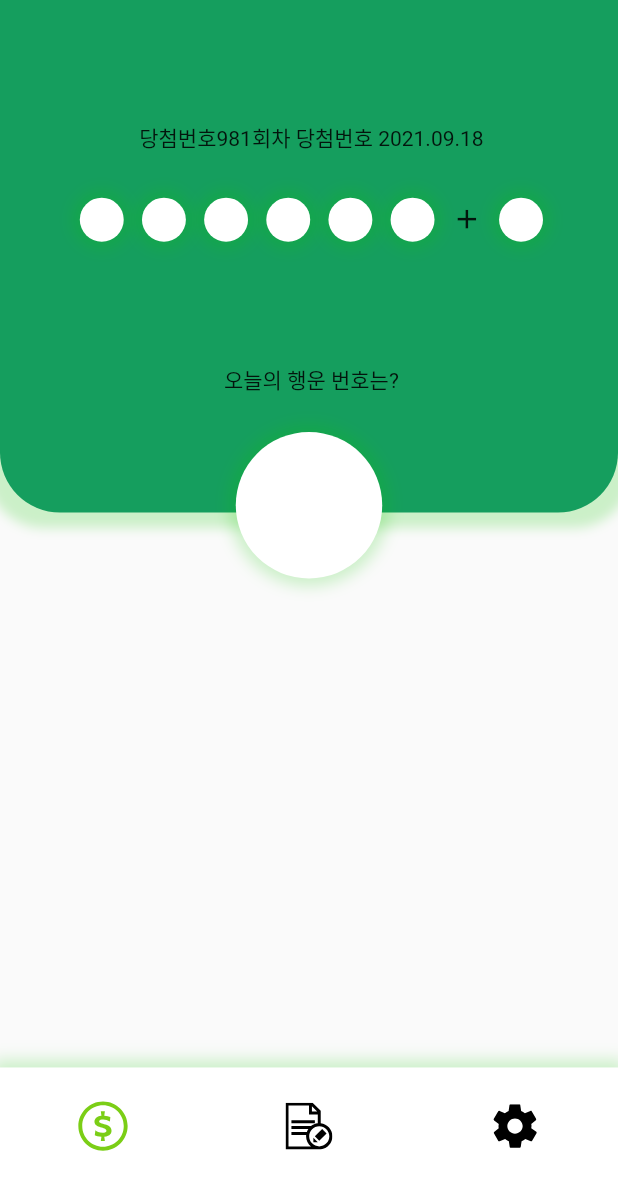
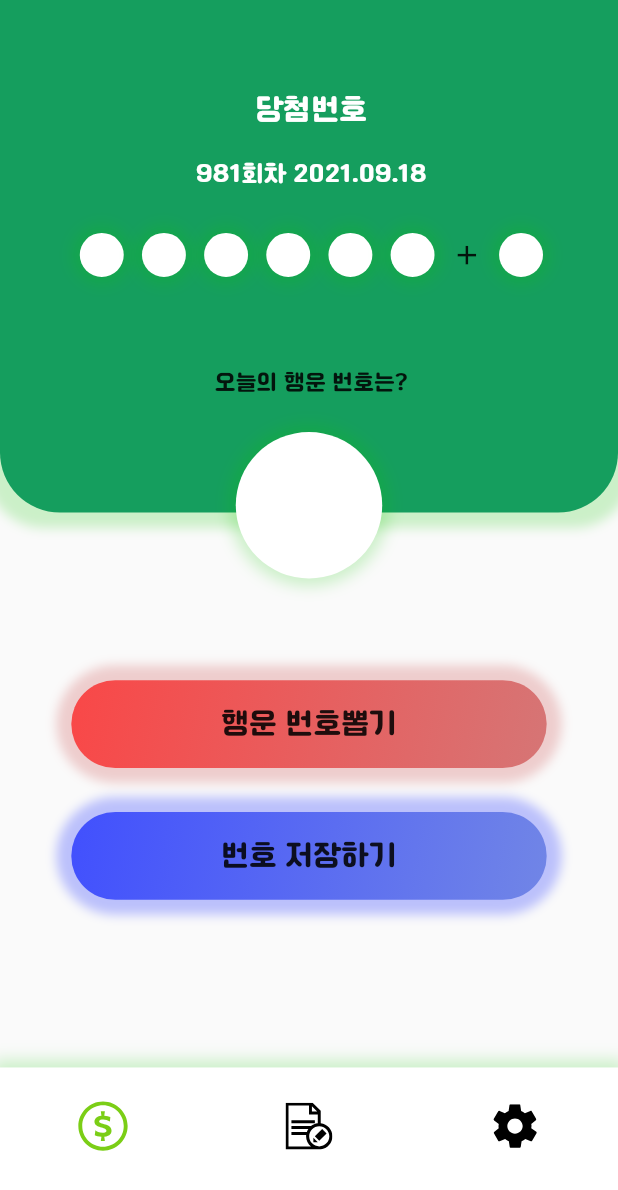
Before and after one commit to qjsqjsaos/lottery_hit, a Flutter app: the screen it shows after launch, on a phone screen of 412 x 824 dp. Shown: the top 1190 px of the screen. Run offline on Flutter 3.47's test engine with Material 2 defaults, Android fonts, the phone set to English and light mode, and no system bars; our stand-ins replace flutter_screenutil, flutter_svg.

Commit message:
진행중 - lottery_appbar.dart - 버튼위젯 생성 및 폴더 분배

```diff
--- a/lib/main.dart
+++ b/lib/main.dart
@@ -2,18 +2,17 @@ import 'package:flutter/material.dart';
 import 'package:lottery_hit/page/lottery_page.dart';
 import 'package:lottery_hit/page/record_page.dart';
 import 'package:lottery_hit/page/settings_page.dart';
-import 'package:lottery_hit/ui/media_query_size.dart';
 import 'package:flutter_screenutil/flutter_screenutil.dart';
-import 'package:lottery_hit/ui/theme/icons_util.dart';
-import 'package:lottery_hit/ui/theme/usase_colors.dart';
 import 'package:flutter_svg/flutter_svg.dart';
+import 'package:lottery_hit/themes/media_query_size.dart';
+import 'package:lottery_hit/themes/theme/icons_util.dart';
+import 'package:lottery_hit/themes/theme/usase_colors.dart';
 
 void main() {
   runApp(MyApp());
 }
 
 class MyApp extends StatelessWidget {
-
   @override
   Widget build(BuildContext context) {
     return ScreenUtilInit(
@@ -24,8 +23,10 @@ class MyApp extends StatelessWidget {
           theme: ThemeData(
             primarySwatch: Colors.blue,
           ),
-        home: MyHomePage(title: 'Flutter Demo Home Page'),
-      ),
+          home: MyHomePage(title: 'Lottery Hit'),
+          builder: (context, child) => MediaQuery(
+              data: MediaQuery.of(context).copyWith(textScaleFactor: 1.0),
+              child: child)),
     );
   }
 }
@@ -39,8 +40,7 @@ class MyHomePage extends StatefulWidget {
   _MyHomePageState createState() => _MyHomePageState();
 }
 
-class _MyHomePageState extends State<MyHomePage> with TickerProviderStateMixin{
-
+class _MyHomePageState extends State<MyHomePage> with TickerProviderStateMixin {
   bool isClickedLottery, isClickedRecord, isClickedSettings;
 
   MediaQuerySize mediaQuerySize = MediaQuerySize();
@@ -60,16 +60,16 @@ class _MyHomePageState extends State<MyHomePage> with TickerProviderStateMixin{
   @override
   Widget build(BuildContext context) {
     return FutureBuilder<double>(
-      future: mediaQuerySize.getMediaQuerySize(mediaQuerySize.shootingMilliseconds(context)),
+        future: mediaQuerySize
+            .getMediaQuerySize(mediaQuerySize.shootingMilliseconds(context)),
         builder: (context, snapshot) {
-        if(snapshot.hasData) {
+          if (snapshot.hasData) {
             Size size = MediaQuery.of(context).size;
             return buildDefaultTabController(size);
-        }else{
+          } else {
             return Center(child: CircularProgressIndicator());
           }
-      }
-    );
+        });
   }
 
   DefaultTabController buildDefaultTabController(Size size) {
@@ -78,41 +78,36 @@ class _MyHomePageState extends State<MyHomePage> with TickerProviderStateMixin{
         child: Scaffold(
             body: TabBarView(
               physics: NeverScrollableScrollPhysics(),
-              children: [
-                LotteryPage(),
-                RecordPage(),
-                SettingsPage()
-              ],
+              children: [LotteryPage(), RecordPage(), SettingsPage()],
             ),
             bottomNavigationBar: Container(
-                decoration: BoxDecoration(
-                    color: Colors.white,
-                    boxShadow: [BoxShadow(
+                decoration: BoxDecoration(color: Colors.white, boxShadow: [
+                  BoxShadow(
                       color: UsaseColors.mainColor.blurGreen,
                       spreadRadius: 5,
-                        blurRadius: 8
-                    )]
-                ),
+                      blurRadius: 8)
+                ]),
                 child: Padding(
-                    padding: EdgeInsets.only(top: size.height * .02.h, bottom: size.height * .06.h),
+                    padding: EdgeInsets.only(
+                        top: size.height * .02.h, bottom: size.height * .06.h),
                     child: TabBar(
                         onTap: (index) {
                           switch (index) {
-                            case 0 :
+                            case 0:
                               setState(() {
                                 isClickedLottery = true;
                                 isClickedRecord = false;
                                 isClickedSettings = false;
                               });
                               break;
-                            case 1 :
+                            case 1:
                               setState(() {
                                 isClickedLottery = false;
                                 isClickedRecord = true;
                                 isClickedSettings = false;
                               });
                               break;
-                            case 2 :
+                            case 2:
                               setState(() {
                                 isClickedLottery = false;
                                 isClickedRecord = false;
@@ -124,18 +119,30 @@ class _MyHomePageState extends State<MyHomePage> with TickerProviderStateMixin{
                         indicatorColor: Colors.transparent,
                         tabs: [
                           Tab(
-                            child: SvgPicture.asset(IconsUtil.iconsConvert.getSVG(IconsUtil.tabBarIcon.lottery),
-                                height: 50.h, color: isClickedLottery ? UsaseColors.iconColor.clicked : UsaseColors.iconColor.unClicked),
+                            child: SvgPicture.asset(
+                                IconsUtil.iconsConvert
+                                    .getSVG(IconsUtil.tabBarIcon.lottery),
+                                height: 50.h,
+                                color: isClickedLottery
+                                    ? UsaseColors.iconColor.clicked
+                                    : UsaseColors.iconColor.unClicked),
                           ),
-                          Tab(child: SvgPicture.asset(IconsUtil.iconsConvert.getSVG(IconsUtil.tabBarIcon.record),
-                              height: 32.h, color: isClickedRecord ? UsaseColors.iconColor.clicked : UsaseColors.iconColor.unClicked)),
-                          Tab(child: SvgPicture.asset(IconsUtil.iconsConvert.getSVG(IconsUtil.tabBarIcon.settings),
-                              height: 30.h, color: isClickedSettings ? UsaseColors.iconColor.clicked : UsaseColors.iconColor.unClicked))
-                        ]
-                    )
-                )
-            )
-        )
-    );
+                          Tab(
+                              child: SvgPicture.asset(
+                                  IconsUtil.iconsConvert
+                                      .getSVG(IconsUtil.tabBarIcon.record),
+                                  height: 32.h,
+                                  color: isClickedRecord
+                                      ? UsaseColors.iconColor.clicked
+                                      : UsaseColors.iconColor.unClicked)),
+                          Tab(
+                              child: SvgPicture.asset(
+                                  IconsUtil.iconsConvert
+                                      .getSVG(IconsUtil.tabBarIcon.settings),
+                                  height: 30.h,
+                                  color: isClickedSettings
+                                      ? UsaseColors.iconColor.clicked
+                                      : UsaseColors.iconColor.unClicked))
+                        ])))));
   }
 }
--- a/lib/page/lottery_page.dart
+++ b/lib/page/lottery_page.dart
@@ -1,7 +1,6 @@
 import 'package:flutter/material.dart';
-import 'package:lottery_hit/ui/media_query_size.dart';
-import 'package:lottery_hit/ui/theme/usase_colors.dart';
-import 'package:flutter_screenutil/flutter_screenutil.dart';
+import 'package:lottery_hit/themes/media_query_size.dart';
+import 'package:lottery_hit/widgets/lottery/lottery_appbar.dart';
 
 class LotteryPage extends StatefulWidget {
 
@@ -13,14 +12,6 @@ class LotteryPage extends StatefulWidget {
 class _LotteryPageState extends State<LotteryPage> {
   MediaQuerySize mediaQuerySize = MediaQuerySize();
 
-  double lottoNumWidth = 40.w;
-  double lottoNumHeight = 40.h;
-
-  @override
-  void initState() {
-    super.initState();
-  }
-
   @override
   Widget build(BuildContext context) {
     return FutureBuilder<double>(
@@ -29,91 +20,10 @@ class _LotteryPageState extends State<LotteryPage> {
         builder: (context, snapshot) {
           Size size = MediaQuery.of(context).size;
           if (snapshot.hasData) {
-            return Stack(
-              children: [
-                Column(
-                  children: [
-                    Container(
-                      width: size.width,
-                      height: 350.h,
-                      decoration: BoxDecoration(
-                        color: UsaseColors.mainColor.appBar,
-                        borderRadius: BorderRadius.only(bottomLeft: Radius.circular(40), bottomRight: Radius.circular(40)),
-                        boxShadow: [BoxShadow(
-                            color: UsaseColors.mainColor.blurGreen,
-                            spreadRadius: 10,
-                            blurRadius: 6
-                        )]
-                      ),
-                      child: Padding(
-                        padding: EdgeInsets.only(left: 40.w, right: 40.h),
-                        child: Column(
-                          children: [
-                            Spacer(),
-                            Container(
-                              child: Text('당첨번호981회차 당첨번호 2021.09.18'),
-                            ),
-                            SizedBox(
-                              height: 30.h
-                            ),
-                            Row(
-                              mainAxisAlignment: MainAxisAlignment.spaceEvenly,
-                              children: [
-                                lottoNum(),
-                                lottoNum(),
-                                lottoNum(),
-                                lottoNum(),
-                                lottoNum(),
-                                lottoNum(),
-                                Icon(
-                                  Icons.add,
-                                  size: 20.w,
-                                ),
-                                lottoNum()
-                              ]
-                            ),
-                            Spacer(),
-                            Text('오늘의 행운 번호는?'),
-                            SizedBox(
-                                height: 80.h
-                            ),
-                          ]
-                        ),
-                      ),
-                    )
-                  ]
-                ),
-                Padding(
-                  padding: EdgeInsets.only(top: 295.h),
-                  child: Row(
-                    children: [
-                      Spacer(),
-                      lottoNum(width: 100.w, height: 100.h),
-                      Spacer()
-                    ],
-                  ),
-                )
-              ],
-            );
+            return LotteryAppBar(size: size);
           } else {
             return Center(child: CircularProgressIndicator());
           }
         });
   }
-
-  Container lottoNum({double width, double height}) {
-    return Container(
-      width: width ?? 30.w,
-      height: height ?? 30.h,
-      decoration: BoxDecoration(
-          color: width != null ? UsaseColors.numCircleColor.bigOne : UsaseColors.numCircleColor.smallOne,
-          shape: BoxShape.circle,
-          boxShadow:  [BoxShadow(
-              color: UsaseColors.mainColor.blurGreen,
-              spreadRadius: 5,
-              blurRadius: 8
-          )]
-      ),
-    );
-  }
 }
--- a/lib/page/record_page.dart
+++ b/lib/page/record_page.dart
@@ -1,5 +1,5 @@
 import 'package:flutter/material.dart';
-import 'package:lottery_hit/ui/media_query_size.dart';
+import 'package:lottery_hit/themes/media_query_size.dart';
 
 class RecordPage extends StatefulWidget {
 
--- a/lib/page/settings_page.dart
+++ b/lib/page/settings_page.dart
@@ -1,5 +1,5 @@
 import 'package:flutter/material.dart';
-import 'package:lottery_hit/ui/media_query_size.dart';
+import 'package:lottery_hit/themes/media_query_size.dart';
 
 class SettingsPage extends StatefulWidget {
 
@@ -10,11 +10,6 @@ class SettingsPage extends StatefulWidget {
 
 class _SettingsPageState extends State<SettingsPage> {
   MediaQuerySize mediaQuerySize = MediaQuerySize();
-
-  @override
-  void initState() {
-    super.initState();
-  }
 
   @override
   Widget build(BuildContext context) {
--- a/lib/ui/theme/usase_colors.dart
+++ b/lib/themes/theme/usase_colors.dart
@@ -35,6 +35,12 @@ class MainColor {
   MainColor._();
 
   Color blurGreen = Color(0x3310C600);
+  Color luckyBtnBegin = Color(0xA6FF0000);
+  Color luckyBtnEnd = Color(0xA6C94646);
+  Color luckyBtnBlur = Color(0x40C94646);
+  Color selfBtnBegin = Color(0xA60014FF);
+  Color selfBtnEnd = Color(0xA64966DB);
+  Color selfBtnBlur = Color(0x400014FF);
   Color appBar = Color(0xFF159E5E);
 }
 
--- a/lib/widgets/appbar.dart
+++ /dev/null
@@ -1,14 +0,0 @@
-import 'package:flutter/material.dart';
-
-class AppBar extends StatefulWidget {
-
-  @override
-  _AppBarState createState() => _AppBarState();
-}
-
-class _AppBarState extends State<AppBar> {
-  @override
-  Widget build(BuildContext context) {
-    return Container();
-  }
-}
--- /dev/null
+++ b/lib/widgets/lottery/lottery_appbar.dart
@@ -0,0 +1,96 @@
+import 'package:flutter/material.dart';
+import 'package:flutter_screenutil/flutter_screenutil.dart';
+import 'package:lottery_hit/themes/theme/usase_colors.dart';
+import 'package:lottery_hit/widgets/lottery/lottery_btn.dart';
+import 'package:lottery_hit/widgets/lottery/lottery_num.dart';
+
+class LotteryAppBar extends StatefulWidget {
+  final Size size;
+
+  LotteryAppBar({@required this.size});
+
+  @override
+  _LotteryAppBarState createState() => _LotteryAppBarState();
+}
+
+class _LotteryAppBarState extends State<LotteryAppBar> {
+  @override
+  Widget build(BuildContext context) {
+    return Stack(
+      children: [
+        Column(children: [
+          Container(
+            width: widget.size.width,
+            height: 350.h,
+            decoration: BoxDecoration(
+                color: UsaseColors.mainColor.appBar,
+                borderRadius: BorderRadius.only(
+                    bottomLeft: Radius.circular(40),
+                    bottomRight: Radius.circular(40)),
+                boxShadow: [
+                  BoxShadow(
+                      color: UsaseColors.mainColor.blurGreen,
+                      spreadRadius: 10,
+                      blurRadius: 6)
+                ]),
+            child: Padding(
+              padding: EdgeInsets.only(left: 40.w, right: 40.h),
+              child: Column(children: [
+                Spacer(),
+                Container(
+                  child: RichText(
+                      textAlign: TextAlign.center,
+                      text: TextSpan(children: [
+                        TextSpan(
+                            text: '당첨번호\n\n',
+                            style:
+                                TextStyle(fontFamily: 'Cafe', fontSize: 20.sp)),
+                        TextSpan(
+                            text: '981회차 2021.09.18',
+                            style:
+                                TextStyle(fontFamily: 'Cafe', fontSize: 16.sp))
+                      ])),
+                ),
+                SizedBox(height: 30.h),
+                Row(
+                    mainAxisAlignment: MainAxisAlignment.spaceEvenly,
+                    children: [
+                      LotteryNum(),
+                      LotteryNum(),
+                      LotteryNum(),
+                      LotteryNum(),
+                      LotteryNum(),
+                      LotteryNum(),
+                      Icon(
+                        Icons.add,
+                        size: 20.w,
+                      ),
+                      LotteryNum()
+                    ]),
+                Spacer(),
+                Text('오늘의 행운 번호는?',
+                    style: TextStyle(fontFamily: 'Cafe', fontSize: 15.sp)),
+                SizedBox(height: 80.h),
+              ]),
+            ),
+          ),
+          Spacer(),
+          LotteryButton(isLuckyBtn: true),
+          SizedBox(height: 30.h),
+          LotteryButton(isLuckyBtn: false),
+          Spacer()
+        ]),
+        Padding(
+          padding: EdgeInsets.only(top: 295.h),
+          child: Row(
+            children: [
+              Spacer(),
+              LotteryNum(width: 100.w, height: 100.h),
+              Spacer()
+            ],
+          ),
+        )
+      ],
+    );
+  }
+}
--- /dev/null
+++ b/lib/widgets/lottery/lottery_btn.dart
@@ -0,0 +1,43 @@
+import 'package:flutter/material.dart';
+import 'package:flutter_screenutil/flutter_screenutil.dart';
+import 'package:lottery_hit/themes/theme/usase_colors.dart';
+
+class LotteryButton extends StatelessWidget {
+  final bool isLuckyBtn;
+
+  LotteryButton({@required this.isLuckyBtn});
+
+  @override
+  Widget build(BuildContext context) {
+    return Container(
+      width: 300.w,
+      height: 60.h,
+      decoration: BoxDecoration(
+          gradient: LinearGradient(
+            begin: Alignment.topLeft,
+            end: Alignment.bottomRight,
+            colors: isLuckyBtn
+                ? [
+                    UsaseColors.mainColor.luckyBtnBegin,
+                    UsaseColors.mainColor.luckyBtnEnd
+                  ]
+                : [
+                    UsaseColors.mainColor.selfBtnBegin,
+                    UsaseColors.mainColor.selfBtnEnd
+                  ],
+          ),
+          boxShadow: [
+            BoxShadow(
+                color: isLuckyBtn
+                    ? UsaseColors.mainColor.luckyBtnBlur
+                    : UsaseColors.mainColor.selfBtnBlur,
+                spreadRadius: 10,
+                blurRadius: 5)
+          ],
+          borderRadius: BorderRadius.all(Radius.circular(50.w))),
+      child: Center(
+          child: Text(isLuckyBtn ? '행운 번호뽑기' : '번호 저장하기',
+              style: TextStyle(fontFamily: 'Cafe', fontSize: 20.sp))),
+    );
+  }
+}
--- /dev/null
+++ b/lib/widgets/lottery/lottery_num.dart
@@ -0,0 +1,33 @@
+import 'package:flutter/material.dart';
+import 'package:flutter_screenutil/flutter_screenutil.dart';
+import 'package:lottery_hit/themes/theme/usase_colors.dart';
+
+class LotteryNum extends StatefulWidget {
+  final double width, height;
+
+  LotteryNum({this.width, this.height});
+
+  @override
+  _LotteryNumState createState() => _LotteryNumState();
+}
+
+class _LotteryNumState extends State<LotteryNum> {
+  @override
+  Widget build(BuildContext context) {
+    return Container(
+      width: widget.width ?? 30.w,
+      height: widget.height ?? 30.h,
+      decoration: BoxDecoration(
+          color: widget.width != null
+              ? UsaseColors.numCircleColor.bigOne
+              : UsaseColors.numCircleColor.smallOne,
+          shape: BoxShape.circle,
+          boxShadow: [
+            BoxShadow(
+                color: UsaseColors.mainColor.blurGreen,
+                spreadRadius: 5,
+                blurRadius: 8)
+          ]),
+    );
+  }
+}
```
Also changed, not shown: pubspec.yaml (+15 -11 lines), assets/font/Cafe24Ssurround.ttf (added), lib/themes/media_query_size.dart (renamed from lib/ui/media_query_size.dart), lib/themes/theme/icons_util.dart (renamed from lib/ui/theme/icons_util.dart). Lines whose indentation alone changed are shown as unchanged.
